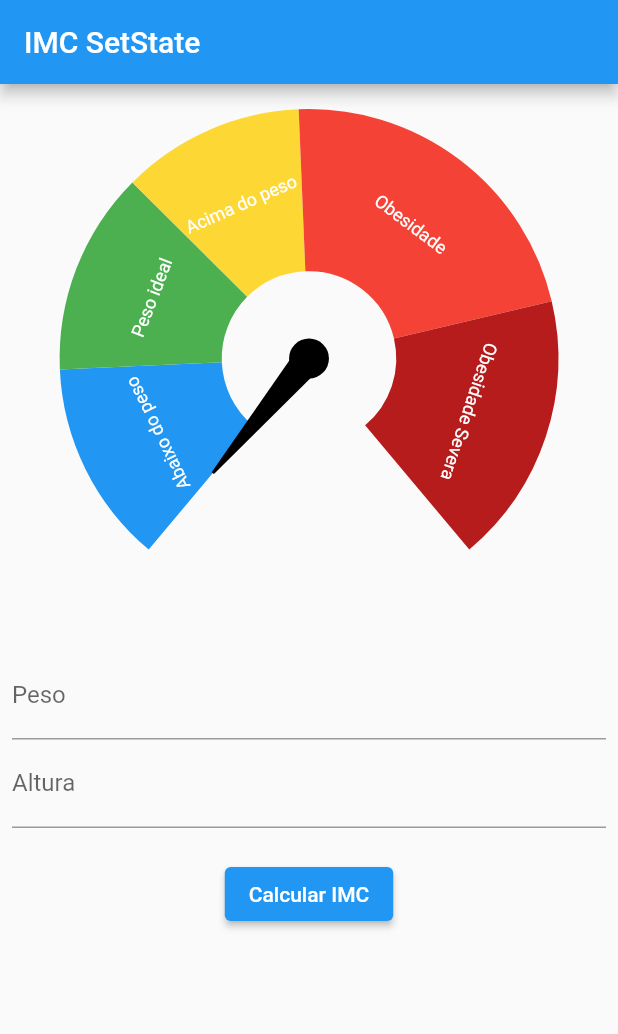
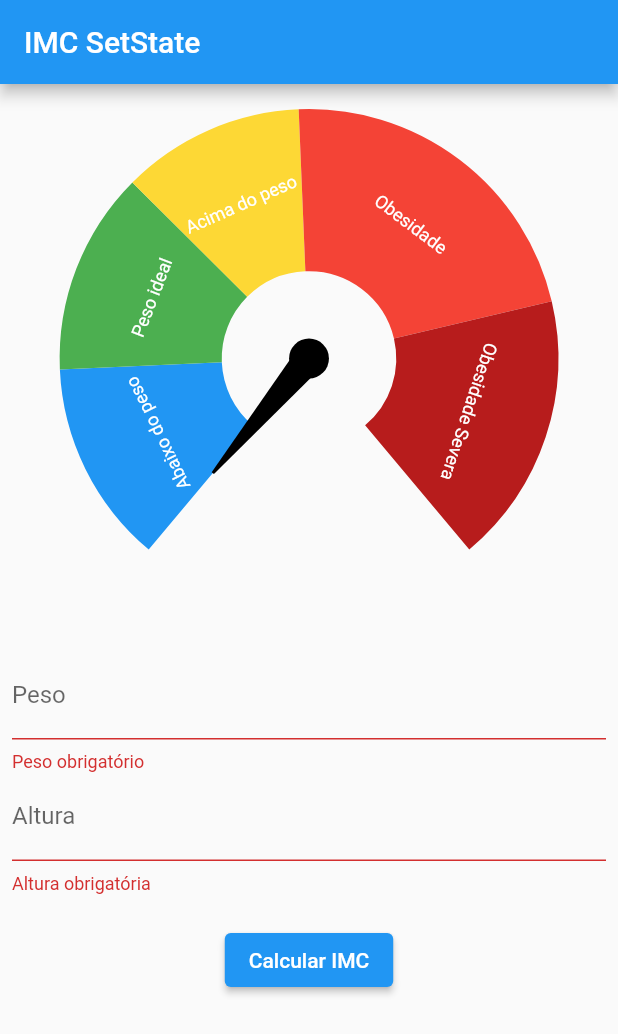
Before and after one commit to giseletoledo/estudos-dart, a Flutter app: the ImcSetstatePage screen opened directly, after a tap on "Calcular IMC", on a phone screen of 412 x 824 dp. Shown: the top 1034 px of the screen. Run offline on Flutter 3.47's test engine with Material 2 defaults, Android fonts, the phone set to English and light mode, and no system bars; drawn by our look-alikes of syncfusion_flutter_gauges; our stand-ins replace currency_text_input_formatter.

```diff
--- a/Gerencia_Estados/flutter_default_state_manager/lib/setState/imc_setstate_page.dart
+++ b/Gerencia_Estados/flutter_default_state_manager/lib/setState/imc_setstate_page.dart
@@ -1,6 +1,9 @@
+import 'dart:math';
+
 import 'package:currency_text_input_formatter/currency_text_input_formatter.dart';
 import 'package:flutter/material.dart';
 import 'package:flutter_default_state_manager/widgets/imc_gauge.dart';
+import 'package:intl/intl.dart';
 
 class ImcSetstatePage extends StatefulWidget {
   const ImcSetstatePage({Key? key}) : super(key: key);
@@ -12,6 +15,20 @@ class ImcSetstatePage extends StatefulWidget {
 class _ImcSetstatePageState extends State<ImcSetstatePage> {
   final pesoEC = TextEditingController();
   final alturaEC = TextEditingController();
+  final formKey = GlobalKey<FormState>();
+  var imc = 0.0;
+
+  void _calcularIMC({required double peso, required double altura}) async {
+    setState(() {
+      imc = 0;
+    });
+
+    await Future.delayed(Duration(seconds: 1));
+
+    setState(() {
+      imc = peso / pow(altura, 2);
+    });
+  }
 
   @override
   void dispose() {
@@ -27,13 +44,13 @@ class _ImcSetstatePageState extends State<ImcSetstatePage> {
         title: const Text('IMC SetState'),
       ),
       body: SingleChildScrollView(
+        child: Form(
+          key: formKey,
           child: Padding(
             padding: const EdgeInsets.all(8.0),
             child: Column(
               children: [
-              const ImcGauge(
-                imc: 0,
-              ),
+                ImcGauge(imc: imc),
                 const SizedBox(
                   height: 20,
                 ),
@@ -48,6 +65,11 @@ class _ImcSetstatePageState extends State<ImcSetstatePage> {
                         turnOffGrouping: true,
                         decimalDigits: 2)
                   ],
+                  validator: (String? value) {
+                    if (value == null || value.isEmpty) {
+                      return 'Peso obrigatório';
+                    }
+                  },
                 ),
                 TextFormField(
                   controller: alturaEC,
@@ -60,13 +82,33 @@ class _ImcSetstatePageState extends State<ImcSetstatePage> {
                         turnOffGrouping: true,
                         decimalDigits: 2)
                   ],
+                  validator: (String? value) {
+                    if (value == null || value.isEmpty) {
+                      return 'Altura obrigatória';
+                    }
+                  },
                 ),
                 const SizedBox(
                   height: 20,
                 ),
                 ElevatedButton(
-                  onPressed: () {}, child: const Text('Calcular IMC'))
+                    onPressed: () {
+                      var formValid = formKey.currentState?.validate() ?? false;
+
+                      if (formValid) {
+                        var formatter = NumberFormat.simpleCurrency(
+                            locale: 'pt_BR', decimalDigits: 2);
+
+                        double peso = formatter.parse(pesoEC.text) as double;
+                        double altura =
+                            formatter.parse(alturaEC.text) as double;
+
+                        _calcularIMC(peso: peso, altura: altura);
+                      }
+                    },
+                    child: const Text('Calcular IMC'))
               ],
+            ),
           ),
         ),
       ),
--- a/Gerencia_Estados/flutter_default_state_manager/pubspec.yaml
+++ b/Gerencia_Estados/flutter_default_state_manager/pubspec.yaml
@@ -31,6 +31,7 @@ dependencies:
   currency_text_input_formatter: ^2.1.3
   flutter:
     sdk: flutter
+  intl: ^0.17.0
   syncfusion_flutter_gauges: ^19.3.43
 
 dev_dependencies:
```
Also changed, not shown: Gerencia_Estados/flutter_default_state_manager/lib/template.dart (added, +76 -0 lines), Gerencia_Estados/flutter_default_state_manager/pubspec.lock. Lines whose indentation alone changed are shown as unchanged.
